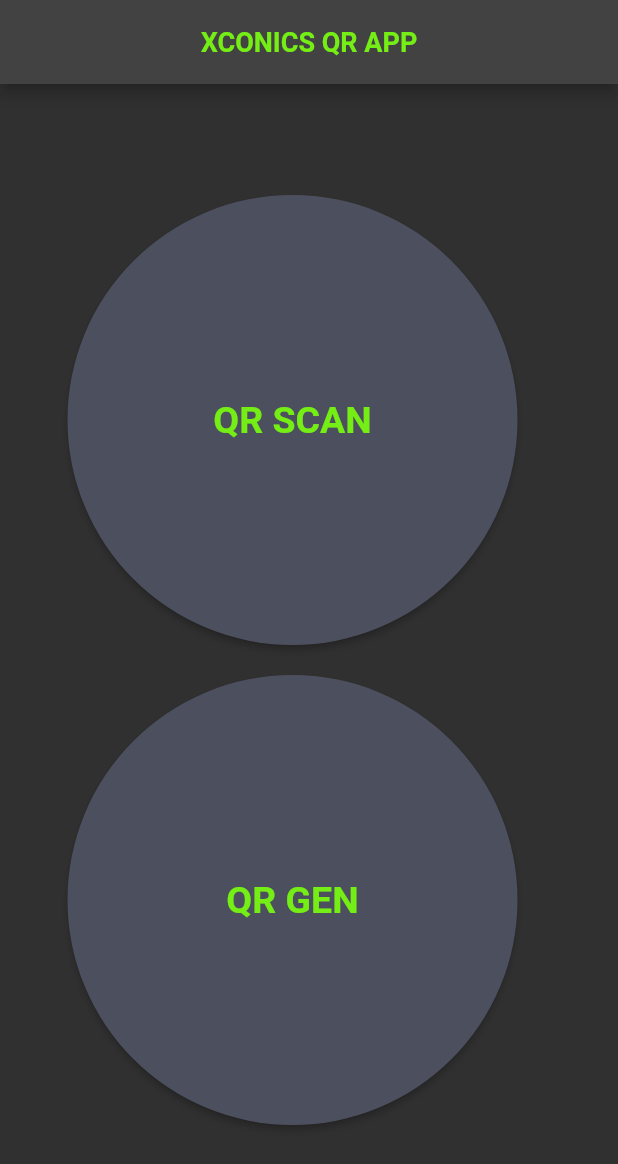
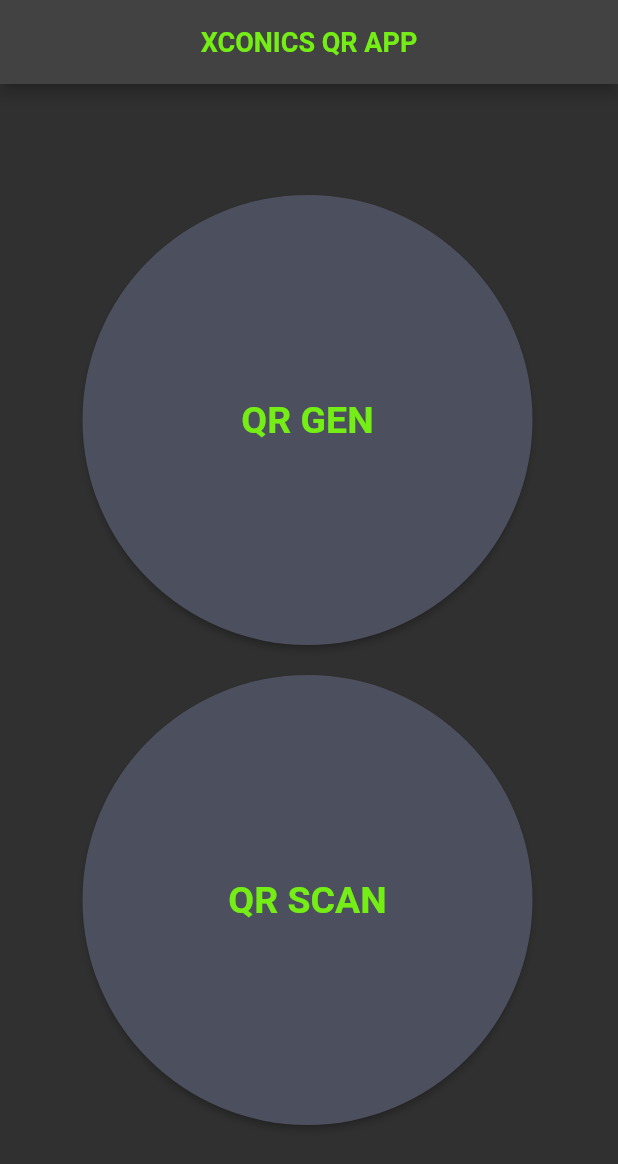
Before and after one commit to frostbyte012/flutter_QR_Scanner_Generator_App, a Flutter app: the screen it shows after launch, on a phone screen of 412 x 824 dp. Shown: the top 1164 px of the screen. Run offline on Flutter 3.47's test engine with Material 2 defaults, Android fonts, the phone set to English and light mode, and no system bars; our stand-ins replace qr_flutter.

Commit message:
fix : Modify qr_scanner.dart

```diff
--- a/lib/home_page.dart
+++ b/lib/home_page.dart
@@ -17,7 +17,9 @@ class _HomePageState extends State<HomePage> {
 
   void qRScannerNavigation(){
 
-    Navigator.push(context, MaterialPageRoute(builder: (context)=>QRScanner()));
+    Navigator.of(context).push(MaterialPageRoute(
+      builder: (context) => const QRViewExample(),
+    ));
 
   }
 
@@ -35,10 +37,10 @@ class _HomePageState extends State<HomePage> {
         crossAxisAlignment: CrossAxisAlignment.center,
         mainAxisAlignment: MainAxisAlignment.center,
         children: [
-          Padding(padding: EdgeInsets.fromLTRB(45,0,5,0),child: QrButtton(title: 'QR SCAN',func: qRScannerNavigation,sizee:300,)),
+          Padding(padding: EdgeInsets.fromLTRB(55,0,5,0),child: QrButtton(title: 'QR GEN',func: qRGeneratorNavigation,sizee: 300,)),
           SizedBox(height: 20,),
-          Padding(padding: EdgeInsets.fromLTRB(45,0,5,0),child: QrButtton(title: 'QR GEN',func: qRGeneratorNavigation,sizee: 300,)),
-        ],
+          Padding(padding: EdgeInsets.fromLTRB(55,0,5,0),child: QrButtton(title: 'QR SCAN',func: qRScannerNavigation,sizee:300,)),
+                 ],
       ),
 
     );
```
